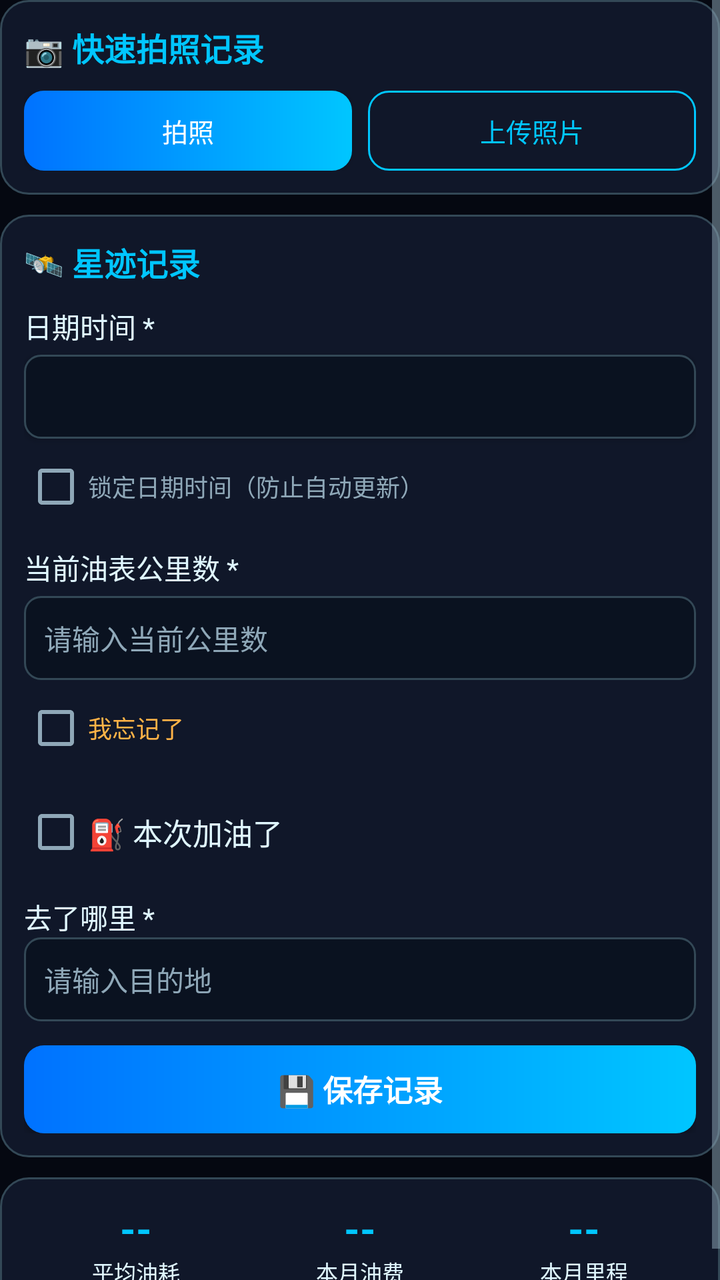
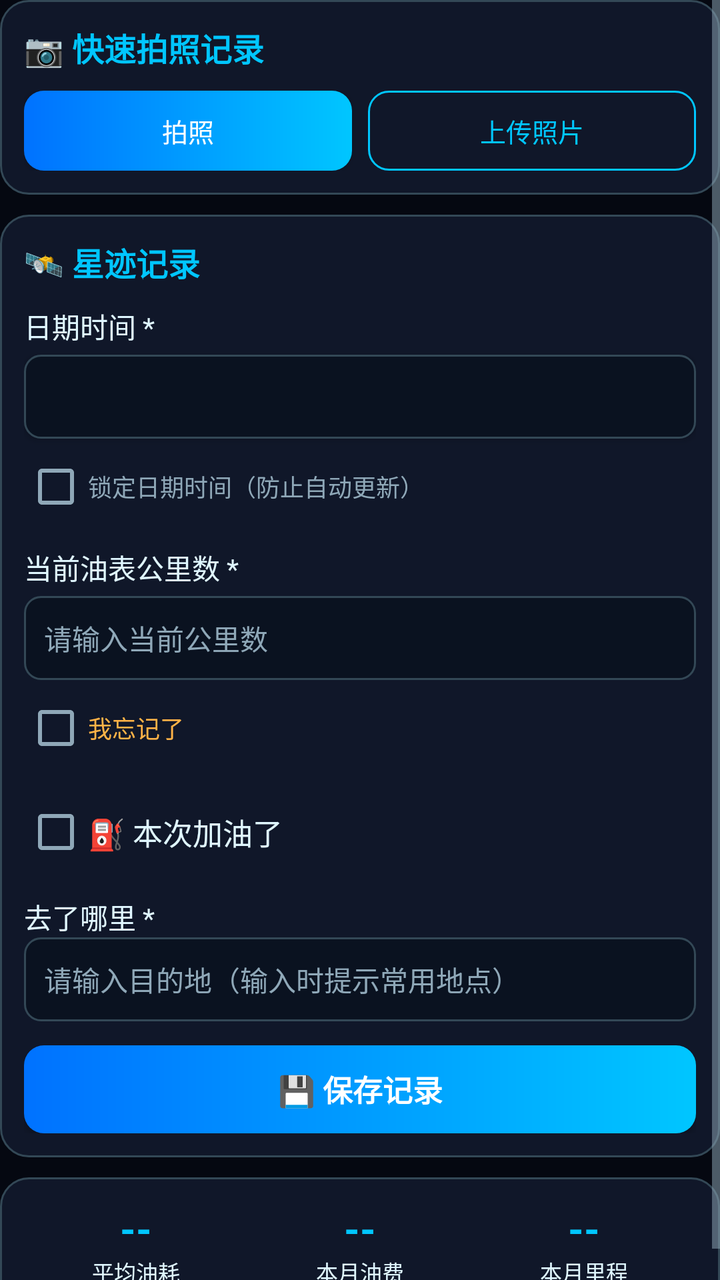

An Android layout rendered at two revisions. The XML below is the earlier revision; the diff shows what the commit changed to produce the second picture.
<!-- AndroidManifest.xml: application theme Theme.YouJiStarMap -->
<!-- res/layout/fragment_record.xml -->
<?xml version="1.0" encoding="utf-8"?>
<ScrollView xmlns:android="http://schemas.android.com/apk/res/android"
    android:layout_width="match_parent"
    android:layout_height="match_parent"
    android:fillViewport="true">

    <LinearLayout
        android:layout_width="match_parent"
        android:layout_height="wrap_content"
        android:orientation="vertical">

        <LinearLayout
            android:layout_width="match_parent"
            android:layout_height="wrap_content"
            android:background="@drawable/bg_card"
            android:orientation="vertical"
            android:layout_marginBottom="10dp">

            <TextView style="@style/CardTitle" android:text="📷 快速拍照记录" android:drawablePadding="6dp" />

            <LinearLayout
                android:layout_width="match_parent"
                android:layout_height="wrap_content"
                android:layout_marginTop="10dp"
                android:orientation="horizontal">

                <Button
                    android:id="@+id/takePhotoBtn"
                    android:layout_width="0dp"
                    android:layout_height="40dp"
                    android:layout_weight="1"
                    android:background="@drawable/bg_button_primary"
                    android:text="拍照"
                    android:textColor="@color/white"
                    android:textSize="13sp" />

                <Button
                    android:id="@+id/uploadPhotoBtn"
                    android:layout_width="0dp"
                    android:layout_height="40dp"
                    android:layout_marginStart="8dp"
                    android:layout_weight="1"
                    android:background="@drawable/bg_button_ghost"
                    android:text="上传照片"
                    android:textColor="@color/primary"
                    android:textSize="13sp" />
            </LinearLayout>

            <LinearLayout
                android:id="@+id/cameraPreview"
                android:layout_width="match_parent"
                android:layout_height="wrap_content"
                android:layout_marginTop="10dp"
                android:orientation="vertical"
                android:visibility="gone">

                <ImageView
                    android:id="@+id/photoPreview"
                    android:layout_width="match_parent"
                    android:layout_height="180dp"
                    android:adjustViewBounds="true"
                    android:background="@drawable/bg_field"
                    android:scaleType="centerCrop" />

                <LinearLayout
                    android:layout_width="match_parent"
                    android:layout_height="wrap_content"
                    android:layout_marginTop="8dp"
                    android:orientation="horizontal">

                    <Button
                        android:id="@+id/retakePhotoBtn"
                        android:layout_width="0dp"
                        android:layout_height="38dp"
                        android:layout_weight="1"
                        android:background="@drawable/bg_button_ghost"
                        android:text="重拍"
                        android:textColor="@color/muted"
                        android:textSize="13sp" />

                    <Button
                        android:id="@+id/analyzePhotoBtn"
                        android:layout_width="0dp"
                        android:layout_height="38dp"
                        android:layout_marginStart="8dp"
                        android:layout_weight="1"
                        android:background="@drawable/bg_button_primary"
                        android:text="提取信息"
                        android:textColor="@color/white"
                        android:textSize="13sp" />
                </LinearLayout>
            </LinearLayout>
        </LinearLayout>

        <LinearLayout
            android:layout_width="match_parent"
            android:layout_height="wrap_content"
            android:background="@drawable/bg_card"
            android:orientation="vertical"
            android:layout_marginBottom="10dp">

            <TextView style="@style/CardTitle" android:text="🛰️ 星迹记录" />

            <TextView style="@style/LabelText" android:layout_marginTop="10dp" android:text="日期时间 *" />
            <Button
                android:id="@+id/dateBtn"
                android:layout_width="match_parent"
                android:layout_height="42dp"
                android:layout_marginTop="4dp"
                android:background="@drawable/bg_field"
                android:gravity="start|center_vertical"
                android:paddingStart="12dp"
                android:textColor="@color/light"
                android:textSize="14sp" />

            <CheckBox
                android:id="@+id/lockDateTimeCheck"
                android:layout_width="wrap_content"
                android:layout_height="wrap_content"
                android:text="锁定日期时间（防止自动更新）"
                android:textColor="@color/muted"
                android:textSize="12sp" />

            <TextView style="@style/LabelText" android:layout_marginTop="6dp" android:text="当前油表公里数 *" />
            <EditText
                android:id="@+id/mileageInput"
                android:layout_width="match_parent"
                android:layout_height="42dp"
                android:layout_marginTop="4dp"
                android:background="@drawable/bg_field"
                android:hint="请输入当前公里数"
                android:inputType="number"
                android:paddingStart="10dp"
                android:textColor="@color/light"
                android:textColorHint="@color/muted"
                android:textSize="14sp" />

            <CheckBox
                android:id="@+id/forgotMileageCheck"
                android:layout_width="wrap_content"
                android:layout_height="wrap_content"
                android:text="我忘记了"
                android:textColor="@color/average"
                android:textSize="12sp" />

            <TextView
                android:id="@+id/mileageError"
                android:layout_width="match_parent"
                android:layout_height="wrap_content"
                android:textColor="@color/poor"
                android:textSize="12sp"
                android:visibility="gone" />

            <CheckBox
                android:id="@+id/refuelCheck"
                android:layout_width="wrap_content"
                android:layout_height="wrap_content"
                android:layout_marginTop="4dp"
                android:text="⛽ 本次加油了"
                android:textColor="@color/light"
                android:textSize="15sp" />

            <LinearLayout
                android:id="@+id/fuelDetailsLayout"
                android:layout_width="match_parent"
                android:layout_height="wrap_content"
                android:layout_marginTop="6dp"
                android:background="@drawable/bg_field"
                android:orientation="vertical"
                android:padding="10dp"
                android:visibility="gone">

                <TextView style="@style/LabelText" android:text="加油站名称 *" />
                <EditText
                    android:id="@+id/gasStationInput"
                    android:layout_width="match_parent"
                    android:layout_height="40dp"
                    android:background="@drawable/bg_field"
                    android:hint="请输入加油站名称"
                    android:inputType="text"
                    android:paddingStart="10dp"
                    android:textColor="@color/light"
                    android:textColorHint="@color/muted"
                    android:textSize="14sp" />
                <CheckBox
                    android:id="@+id/forgotGasStationCheck"
                    android:layout_width="wrap_content"
                    android:layout_height="wrap_content"
                    android:text="我忘记了"
                    android:textColor="@color/average"
                    android:textSize="12sp" />
                <TextView android:id="@+id/gasStationError" android:layout_width="match_parent" android:layout_height="wrap_content" android:text="请填写加油站名称" android:textColor="@color/poor" android:textSize="12sp" android:visibility="gone" />

                <TextView style="@style/LabelText" android:layout_marginTop="6dp" android:text="加油量（升）*" />
                <EditText
                    android:id="@+id/fuelLitersInput"
                    android:layout_width="match_parent"
                    android:layout_height="40dp"
                    android:background="@drawable/bg_field"
                    android:hint="请输入加油量"
                    android:inputType="numberDecimal"
                    android:paddingStart="10dp"
                    android:textColor="@color/light"
                    android:textColorHint="@color/muted"
                    android:textSize="14sp" />
                <CheckBox
                    android:id="@+id/forgotFuelLitersCheck"
                    android:layout_width="wrap_content"
                    android:layout_height="wrap_content"
                    android:text="我忘记了"
                    android:textColor="@color/average"
                    android:textSize="12sp" />
                <TextView android:id="@+id/fuelLitersError" android:layout_width="match_parent" android:layout_height="wrap_content" android:text="请填写加油量" android:textColor="@color/poor" android:textSize="12sp" android:visibility="gone" />

                <TextView style="@style/LabelText" android:layout_marginTop="6dp" android:text="加油金额（元）*" />
                <EditText
                    android:id="@+id/fuelCostInput"
                    android:layout_width="match_parent"
                    android:layout_height="40dp"
                    android:background="@drawable/bg_field"
                    android:hint="请输入加油金额"
                    android:inputType="numberDecimal"
                    android:paddingStart="10dp"
                    android:textColor="@color/light"
                    android:textColorHint="@color/muted"
                    android:textSize="14sp" />
                <CheckBox
                    android:id="@+id/forgotFuelCostCheck"
                    android:layout_width="wrap_content"
                    android:layout_height="wrap_content"
                    android:text="我忘记了"
                    android:textColor="@color/average"
                    android:textSize="12sp" />
                <TextView android:id="@+id/fuelCostError" android:layout_width="match_parent" android:layout_height="wrap_content" android:text="请填写加油金额" android:textColor="@color/poor" android:textSize="12sp" android:visibility="gone" />

                <TextView style="@style/LabelText" android:layout_marginTop="6dp" android:text="油品类型 *" />
                <Spinner
                    android:id="@+id/fuelTypeSpinner"
                    android:layout_width="match_parent"
                    android:layout_height="42dp"
                    android:background="@drawable/bg_field"
                    android:entries="@array/fuel_types"
                    android:spinnerMode="dialog" />
                <CheckBox
                    android:id="@+id/forgotFuelTypeCheck"
                    android:layout_width="wrap_content"
                    android:layout_height="wrap_content"
                    android:text="我忘记了"
                    android:textColor="@color/average"
                    android:textSize="12sp" />
                <TextView android:id="@+id/fuelTypeError" android:layout_width="match_parent" android:layout_height="wrap_content" android:text="请选择油品类型" android:textColor="@color/poor" android:textSize="12sp" android:visibility="gone" />

                <TextView style="@style/LabelText" android:layout_marginTop="6dp" android:text="油箱状态" />
                <RadioGroup
                    android:id="@+id/tankStatusGroup"
                    android:layout_width="match_parent"
                    android:layout_height="wrap_content"
                    android:orientation="horizontal">
                    <RadioButton
                        android:id="@+id/tankFullRadio"
                        android:layout_width="0dp"
                        android:layout_height="wrap_content"
                        android:layout_weight="1"
                        android:checked="true"
                        android:text="加满"
                        android:textColor="@color/light"
                        android:textSize="13sp" />
                    <RadioButton
                        android:id="@+id/tankPartialRadio"
                        android:layout_width="0dp"
                        android:layout_height="wrap_content"
                        android:layout_weight="1"
                        android:text="部分加油"
                        android:textColor="@color/light"
                        android:textSize="13sp" />
                </RadioGroup>
            </LinearLayout>

            <TextView style="@style/LabelText" android:layout_marginTop="8dp" android:text="去了哪里 *" />
            <EditText
                android:id="@+id/destinationInput"
                android:layout_width="match_parent"
                android:layout_height="42dp"
                android:background="@drawable/bg_field"
                android:hint="请输入目的地"
                android:inputType="text"
                android:paddingStart="10dp"
                android:textColor="@color/light"
                android:textColorHint="@color/muted"
                android:textSize="14sp" />
            <TextView
                android:id="@+id/destinationError"
                android:layout_width="match_parent"
                android:layout_height="wrap_content"
                android:text="请填写目的地"
                android:textColor="@color/poor"
                android:textSize="12sp"
                android:visibility="gone" />

            <Button
                android:id="@+id/saveBtn"
                android:layout_width="match_parent"
                android:layout_height="44dp"
                android:layout_marginTop="12dp"
                android:background="@drawable/bg_button_primary"
                android:text="💾 保存记录"
                android:textColor="@color/white"
                android:textSize="15sp"
                android:textStyle="bold" />
        </LinearLayout>

        <LinearLayout
            android:id="@+id/fuelEstimateCard"
            android:layout_width="match_parent"
            android:layout_height="wrap_content"
            android:background="@drawable/bg_card"
            android:orientation="vertical"
            android:layout_marginBottom="10dp"
            android:visibility="gone">

            <TextView style="@style/CardTitle" android:text="🧮 油量估算" />

            <TextView
                android:id="@+id/estimatedFuelText"
                style="@style/ValueText"
                android:layout_gravity="center_horizontal"
                android:layout_marginTop="8dp"
                android:text="-- 升" />
            <TextView style="@style/LabelText" android:layout_gravity="center_horizontal" android:text="当前油箱剩余油量" android:textSize="12sp" />

            <FrameLayout
                android:layout_width="match_parent"
                android:layout_height="20dp"
                android:layout_marginTop="8dp"
                android:background="@drawable/bg_gauge">

                <ProgressBar
                    android:id="@+id/fuelGauge"
                    style="?android:attr/progressBarStyleHorizontal"
                    android:layout_width="match_parent"
                    android:layout_height="match_parent"
                    android:max="100"
                    android:progressDrawable="@drawable/fuel_progress" />

                <TextView
                    android:id="@+id/fuelPercentText"
                    android:layout_width="wrap_content"
                    android:layout_height="wrap_content"
                    android:layout_gravity="center"
                    android:text="0%"
                    android:textColor="@color/white"
                    android:textSize="11sp" />
            </FrameLayout>

            <TextView
                android:id="@+id/remainingDistanceText"
                style="@style/LabelText"
                android:layout_gravity="center_horizontal"
                android:layout_marginTop="6dp"
                android:text="可行驶距离: -- 公里"
                android:textSize="12sp" />
            <TextView
                android:id="@+id/estimatedTankCapacityText"
                style="@style/LabelText"
                android:layout_gravity="center_horizontal"
                android:text="估算油箱容量: -- 升"
                android:textSize="12sp" />

            <LinearLayout
                android:layout_width="match_parent"
                android:layout_height="wrap_content"
                android:layout_marginTop="10dp"
                android:gravity="center_vertical"
                android:orientation="horizontal">

                <EditText
                    android:id="@+id/manualTankCapacityInput"
                    android:layout_width="0dp"
                    android:layout_height="40dp"
                    android:layout_weight="1"
                    android:background="@drawable/bg_field"
                    android:hint="手动设置油箱容量（升）"
                    android:inputType="number"
                    android:paddingStart="10dp"
                    android:textColor="@color/light"
                    android:textColorHint="@color/muted"
                    android:textSize="13sp" />

                <Button
                    android:id="@+id/saveTankCapacityBtn"
                    android:layout_width="wrap_content"
                    android:layout_height="40dp"
                    android:layout_marginStart="8dp"
                    android:background="@drawable/bg_button_ghost"
                    android:text="保存"
                    android:textColor="@color/primary"
                    android:textSize="13sp" />
            </LinearLayout>
        </LinearLayout>

        <LinearLayout
            android:layout_width="match_parent"
            android:layout_height="wrap_content"
            android:background="@drawable/bg_card"
            android:orientation="horizontal">

            <LinearLayout android:layout_width="0dp" android:layout_height="wrap_content" android:layout_weight="1" android:orientation="vertical" android:gravity="center">
                <TextView android:id="@+id/avgConsumptionText" style="@style/ValueText" android:text="--" />
                <TextView style="@style/LabelText" android:text="平均油耗" android:textSize="11sp" />
            </LinearLayout>
            <LinearLayout android:layout_width="0dp" android:layout_height="wrap_content" android:layout_weight="1" android:orientation="vertical" android:gravity="center">
                <TextView android:id="@+id/monthCostText" style="@style/ValueText" android:text="--" />
                <TextView style="@style/LabelText" android:text="本月油费" android:textSize="11sp" />
            </LinearLayout>
            <LinearLayout android:layout_width="0dp" android:layout_height="wrap_content" android:layout_weight="1" android:orientation="vertical" android:gravity="center">
                <TextView android:id="@+id/monthDistanceText" style="@style/ValueText" android:text="--" />
                <TextView style="@style/LabelText" android:text="本月里程" android:textSize="11sp" />
            </LinearLayout>
        </LinearLayout>
    </LinearLayout>
</ScrollView>
<!-- resources referenced by this layout -->
<resources>
  <string-array name="fuel_types">
          <item>请选择油品类型</item>
          <item>92号汽油</item>
          <item>95号汽油</item>
          <item>98号汽油</item>
          <item>0号柴油</item>
      </string-array>
  <color name="average">#FFB347</color>
  <color name="light">#E0F7FF</color>
  <color name="muted">#8FA8B8</color>
  <color name="poor">#FF3366</color>
  <color name="primary">#00C6FF</color>
  <color name="white">#FFFFFF</color>
  <!-- drawable bg_button_ghost (drawable) -->
  <?xml version="1.0" encoding="utf-8"?>
  <shape xmlns:android="http://schemas.android.com/apk/res/android" android:shape="rectangle">
      <solid android:color="@color/transparent" />
      <stroke android:width="1dp" android:color="@color/primary" />
      <corners android:radius="10dp" />
  </shape>
  <!-- drawable bg_button_primary (drawable) -->
  <?xml version="1.0" encoding="utf-8"?>
  <shape xmlns:android="http://schemas.android.com/apk/res/android" android:shape="rectangle">
      <gradient android:startColor="@color/secondary" android:endColor="@color/primary" android:angle="0" />
      <corners android:radius="10dp" />
  </shape>
  <!-- drawable bg_field (drawable) -->
  <?xml version="1.0" encoding="utf-8"?>
  <shape xmlns:android="http://schemas.android.com/apk/res/android" android:shape="rectangle">
      <solid android:color="#0A1220" />
      <stroke android:width="1dp" android:color="@color/card_border" />
      <corners android:radius="8dp" />
      <padding android:left="10dp" android:top="8dp" android:right="10dp" android:bottom="8dp" />
  </shape>
  <!-- drawable bg_gauge (drawable) -->
  <?xml version="1.0" encoding="utf-8"?>
  <shape xmlns:android="http://schemas.android.com/apk/res/android" android:shape="rectangle">
      <solid android:color="#112233" />
      <corners android:radius="8dp" />
  </shape>
  <!-- drawable fuel_progress (drawable) -->
  <?xml version="1.0" encoding="utf-8"?>
  <clip xmlns:android="http://schemas.android.com/apk/res/android" android:clipOrientation="horizontal" android:gravity="left">
      <shape android:shape="rectangle">
          <gradient android:startColor="@color/secondary" android:endColor="@color/primary" android:angle="0" />
          <corners android:radius="8dp" />
      </shape>
  </clip>
  <style name="CardTitle">
          <item name="android:layout_width">wrap_content</item>
          <item name="android:layout_height">wrap_content</item>
          <item name="android:textColor">@color/primary</item>
          <item name="android:textSize">16sp</item>
          <item name="android:textStyle">bold</item>
      </style>
  <style name="LabelText">
          <item name="android:layout_width">wrap_content</item>
          <item name="android:layout_height">wrap_content</item>
          <item name="android:textColor">@color/light</item>
          <item name="android:textSize">14sp</item>
      </style>
  <style name="ValueText">
          <item name="android:layout_width">wrap_content</item>
          <item name="android:layout_height">wrap_content</item>
          <item name="android:textColor">@color/primary</item>
          <item name="android:textSize">20sp</item>
          <item name="android:textStyle">bold</item>
      </style>
  <color name="transparent">#00000000</color>
  <color name="secondary">#0072FF</color>
  <color name="card_bg">#101729</color>
  <color name="card_border">#334856</color>
  <color name="darker">#050811</color>
  <color name="accent">#7E42FF</color>
  <!-- unchanged entries left out for length: 2 -->
</resources>

<!-- the commit's change to res/layout/fragment_record.xml (unified diff, before → after) -->
@@ -274,20 +274,33 @@
                         android:textColor="@color/light"
                         android:textSize="13sp" />
                 </RadioGroup>
+
+                <TextView
+                    android:id="@+id/smartHintText"
+                    android:layout_width="match_parent"
+                    android:layout_height="wrap_content"
+                    android:layout_marginTop="8dp"
+                    android:background="@drawable/bg_banner"
+                    android:padding="8dp"
+                    android:textColor="@color/average"
+                    android:textSize="12sp"
+                    android:visibility="gone" />
             </LinearLayout>
 
             <TextView style="@style/LabelText" android:layout_marginTop="8dp" android:text="去了哪里 *" />
-            <EditText
+            <AutoCompleteTextView
                 android:id="@+id/destinationInput"
                 android:layout_width="match_parent"
                 android:layout_height="42dp"
                 android:background="@drawable/bg_field"
-                android:hint="请输入目的地"
+                android:hint="请输入目的地（输入时提示常用地点）"
                 android:inputType="text"
                 android:paddingStart="10dp"
                 android:textColor="@color/light"
                 android:textColorHint="@color/muted"
-                android:textSize="14sp" />
+                android:textSize="14sp"
+                android:completionThreshold="1"
+                android:dropDownHeight="180dp" />
             <TextView
                 android:id="@+id/destinationError"
                 android:layout_width="match_parent"
<!-- resource entries referenced after the edit -->
@@ -2,10 +2,12 @@
 <resources>
   <string-array name="fuel_types">
           <item>请选择油品类型</item>
+          <item>89号汽油</item>
           <item>92号汽油</item>
           <item>95号汽油</item>
           <item>98号汽油</item>
           <item>0号柴油</item>
+          <item>-10号柴油</item>
       </string-array>
   <color name="average">#FFB347</color>
   <color name="light">#E0F7FF</color>
@@ -13,6 +15,13 @@
   <color name="poor">#FF3366</color>
   <color name="primary">#00C6FF</color>
   <color name="white">#FFFFFF</color>
+  <!-- drawable bg_banner (drawable) -->
+  <?xml version="1.0" encoding="utf-8"?>
+  <shape xmlns:android="http://schemas.android.com/apk/res/android" android:shape="rectangle">
+      <solid android:color="#33334266" />
+      <stroke android:width="1dp" android:color="@color/primary" />
+      <corners android:radius="10dp" />
+  </shape>
   <!-- drawable bg_button_ghost (drawable) -->
   <?xml version="1.0" encoding="utf-8"?>
   <shape xmlns:android="http://schemas.android.com/apk/res/android" android:shape="rectangle">
